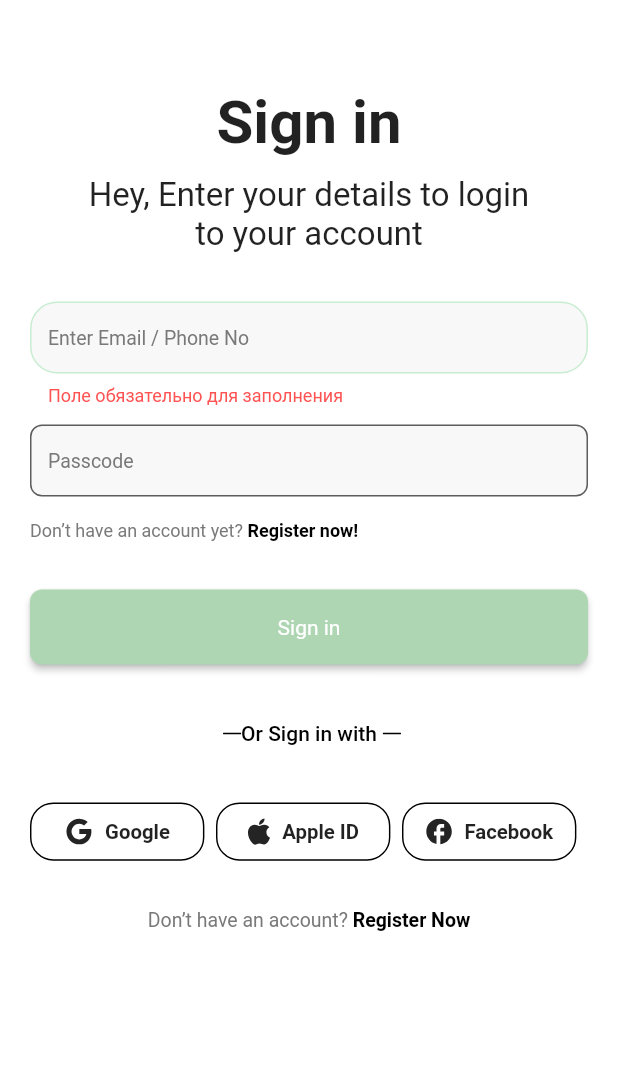
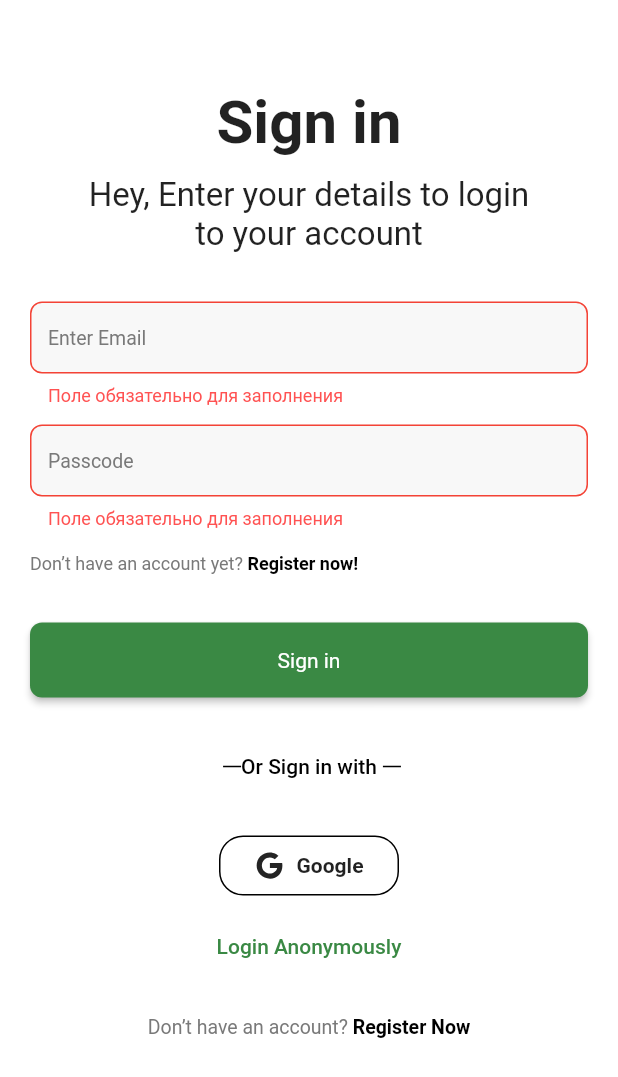
Before and after one commit to jumashovnursultan/ads_mob_app, a Flutter app: the screen it shows after launch, after a tap on "Sign in", on a phone screen of 412 x 824 dp. Shown: the top 1077 px of the screen. Run offline on Flutter 3.47's test engine with Material 2 defaults, Android fonts, the phone set to English and light mode, and no system bars; our stand-ins replace firebase_auth, firebase_core, flutter_bloc, flutter_hooks, flutter_screenutil, flutter_svg and 4 more; accounts and stored records are empty; generated files the repository leaves out were written again.

Commit message:
login firebase

```diff
--- a/lib/core/theme.dart
+++ b/lib/core/theme.dart
@@ -56,7 +56,7 @@ class AppTheme {
           ..greyLightColor = const Color.fromRGBO(248, 248, 248, 1)
           ..softBlackColor = const Color.fromRGBO(36, 36, 36, 0.64)
           ..greySoftColor = const Color.fromRGBO(245, 245, 245, 1)
-          ..primaryColor = const Color(0xFFAED6B3)
+          ..primaryColor = const Color.fromARGB(255, 58, 137, 68)
           ..onPrimaryColor = const Color(0xFFFFFFFF)
           ..primaryTintColor = const Color(0x3053B175)
           ..accentColor = const Color(0xFFD0103F)
@@ -161,7 +161,7 @@ class AppTheme {
           filled: true,
           errorStyle: const TextStyle(fontSize: 12, color: Colors.redAccent),
           border: OutlineInputBorder(
-          borderRadius: BorderRadius.circular(18),
+            borderRadius: BorderRadius.circular(8),
             borderSide: BorderSide(color: greyColor),
           ),
           enabledBorder: OutlineInputBorder(
@@ -172,7 +172,10 @@ class AppTheme {
             borderRadius: BorderRadius.circular(8),
             borderSide: const BorderSide(color: Color(0xFF5D5D5D)),
           ),
-      ),
+          errorBorder: OutlineInputBorder(
+            borderRadius: BorderRadius.circular(8),
+            borderSide: const BorderSide(color: Colors.red),
+          )),
       // buttonColor: primaryColor,
       primaryColor: primaryColor,
       // highlightColor: shift(Colors.grey.shade400, .1),
--- a/lib/features/auth/auth_page.dart
+++ b/lib/features/auth/auth_page.dart
@@ -15,7 +15,7 @@ class AuthPage extends StatelessWidget {
         if (snapshot.hasData) {
           return const HomePage();
         } else {
-          return SignInPage();
+          return const SignInPage();
         }
       },
     );
--- a/lib/features/auth/sign_in/logic/sign_in_cubit.dart
+++ b/lib/features/auth/sign_in/logic/sign_in_cubit.dart
@@ -7,34 +7,35 @@ part 'sign_in_cubit.freezed.dart';
 enum SignInStatus {
   idle,
   error,
-  success,
-  userNotFound,
   loading;
 
-  bool get isSuccess => this == success;
   bool get isError => this == error;
   bool get isLoading => this == loading;
   bool get isIdle => this == idle;
-  bool get isNotFound => this == userNotFound;
 }
 
 class SignInCubit extends Cubit<SignInState> {
   SignInCubit() : super(const SignInState());
 
   void signIn(String email, String password) async {
+    emit(state.copyWith(status: SignInStatus.loading));
     try {
-      UserCredential userCredential =
-          await FirebaseAuth.instance.signInWithEmailAndPassword(
+      await FirebaseAuth.instance.signInWithEmailAndPassword(
         email: email,
         password: password,
       );
     } on FirebaseAuthException catch (e) {
+      emit(state.copyWith(status: SignInStatus.error));
       if (e.code == 'user-not-found') {
-        print('No user found for that email.');
+        emit(state.copyWith(error: 'user-not-found'));
       } else if (e.code == 'wrong-password') {
-        print('Wrong password provided for that user.');
+        emit(state.copyWith(error: 'wrong-password'));
       }
     }
+  }
+
+  void signInAnonymously() async {
+    await FirebaseAuth.instance.signInAnonymously();
   }
 }
 
@@ -42,5 +43,6 @@ class SignInCubit extends Cubit<SignInState> {
 class SignInState with _$SignInState {
   const factory SignInState({
     @Default(SignInStatus.idle) final SignInStatus status,
+    final String? error,
   }) = _SignInState;
 }
--- a/lib/features/auth/sign_in/sign_in_page.dart
+++ b/lib/features/auth/sign_in/sign_in_page.dart
@@ -1,3 +1,5 @@
+import 'dart:io';
+
 import 'package:ads_mobile_app/features/auth/sign_in/logic/sign_in_cubit.dart';
 import 'package:ads_mobile_app/features/auth/sign_in/widgets/custom_divider.dart';
 import 'package:ads_mobile_app/features/auth/sign_in/widgets/login_via_social_network.dart';
@@ -48,7 +50,10 @@ class SignInPage extends HookConsumerWidget {
                     ),
                   ),
                   const Gap(32),
-                  TextFormField(
+                  BlocBuilder<SignInCubit, SignInState>(
+                    builder: (context, state) {
+                      return TextFormField(
+                        controller: emailController,
                         validator: (input) {
                           if (input == null || input.isEmpty) {
                             return AppLocalizations.of(context)!.requiredField;
@@ -56,13 +61,52 @@ class SignInPage extends HookConsumerWidget {
 
                           return null;
                         },
-                    decoration: const InputDecoration(
-                        hintText: 'Enter Email / Phone No'),
+                        decoration: InputDecoration(
+                          hintText: 'Enter Email',
+                          errorBorder:
+                              state.error == 'No user found for that email.'
+                                  ? OutlineInputBorder(
+                                      borderRadius: BorderRadius.circular(8),
+                                      borderSide:
+                                          const BorderSide(color: Colors.red),
+                                    )
+                                  : null,
+                          errorText:
+                              state.error == 'No user found for that email.'
+                                  ? 'No user found for that email.'
+                                  : null,
+                        ),
+                      );
+                    },
                   ),
                   const Gap(12),
-                  TextFormField(
+                  BlocBuilder<SignInCubit, SignInState>(
+                    builder: (context, state) {
+                      return TextFormField(
+                        validator: (input) {
+                          if (input == null || input.isEmpty) {
+                            return AppLocalizations.of(context)!.requiredField;
+                          }
+
+                          return null;
+                        },
                         controller: passwordController,
-                    decoration: const InputDecoration(hintText: 'Passcode'),
+                        decoration: InputDecoration(
+                          hintText: 'Passcode',
+                          errorBorder: state.error ==
+                                  'Wrong password provided for that user.'
+                              ? OutlineInputBorder(
+                                  borderRadius: BorderRadius.circular(8),
+                                  borderSide:
+                                      const BorderSide(color: Colors.red),
+                                )
+                              : null,
+                          errorText: state.error == 'wrong-password'
+                              ? 'Wrong password provided for that user.'
+                              : null,
+                        ),
+                      );
+                    },
                   ),
                   const Gap(16),
                   Align(
@@ -92,10 +136,13 @@ class SignInPage extends HookConsumerWidget {
                         onPressed: () {
                           final isValid = formKey.currentState!.validate();
                           if (!isValid) return;
+                          // signIn(emailController.text, passwordController.text);
                           context.read<SignInCubit>().signIn(
                               emailController.text, passwordController.text);
                         },
-                        child: Text(AppLocalizations.of(context)!.signIn),
+                        child: state.status.isLoading
+                            ? const CircularProgressIndicator.adaptive()
+                            : Text(AppLocalizations.of(context)!.signIn),
                       );
                     },
                   ),
@@ -120,22 +167,26 @@ class SignInPage extends HookConsumerWidget {
                     child: Row(
                       children: [
                         CustomLoginViaSocialNetworkWidget(
+                          onTap: () {},
                           title: AppLocalizations.of(context)!.google,
                           icon: AppIcons.google_logo,
                         ),
+                        if (Platform.isIOS) ...[
                           const Gap(8),
                           CustomLoginViaSocialNetworkWidget(
+                            onTap: () {},
                             title: AppLocalizations.of(context)!.appleId,
                             icon: AppIcons.apple_logo,
                           ),
-                        const Gap(8),
-                        CustomLoginViaSocialNetworkWidget(
-                          title: AppLocalizations.of(context)!.facebook,
-                          icon: AppIcons.facebook_logo,
-                        ),
-                        const Gap(8),
+                        ],
                       ],
                     ),
+                  ),
+                  const SizedBox(height: 20),
+                  TextButton(
+                    onPressed: () =>
+                        context.read<SignInCubit>().signInAnonymously(),
+                    child: Text(AppLocalizations.of(context)!.loginAnonymously),
                   ),
                   const Gap(32),
                   Align(
--- a/lib/features/auth/sign_in/widgets/login_via_social_network.dart
+++ b/lib/features/auth/sign_in/widgets/login_via_social_network.dart
@@ -7,14 +7,18 @@ class CustomLoginViaSocialNetworkWidget extends StatelessWidget {
     super.key,
     required this.icon,
     required this.title,
+    required this.onTap,
   });
 
   final AppIcons icon;
   final String title;
+  final Function() onTap;
 
   @override
   Widget build(BuildContext context) {
-    return Container(
+    return InkWell(
+      onTap: () => onTap.call(),
+      child: Container(
         width: 120,
         height: 40,
         alignment: Alignment.center,
@@ -37,6 +41,7 @@ class CustomLoginViaSocialNetworkWidget extends StatelessWidget {
             )
           ],
         ),
+      ),
     );
   }
 }
--- /dev/null
+++ b/lib/features/auth/sign_up/sign_up_page.dart
@@ -0,0 +1,11 @@
+import 'package:flutter/material.dart';
+import 'package:hooks_riverpod/hooks_riverpod.dart';
+
+class SignUpPage extends HookConsumerWidget {
+  const SignUpPage({super.key});
+
+  @override
+  Widget build(BuildContext context, WidgetRef ref) {
+    return Container();
+  }
+}
--- a/lib/features/home/home_page.dart
+++ b/lib/features/home/home_page.dart
@@ -1,3 +1,4 @@
+import 'package:firebase_auth/firebase_auth.dart';
 import 'package:flutter/material.dart';
 
 class HomePage extends StatelessWidget {
@@ -7,6 +8,11 @@ class HomePage extends StatelessWidget {
   Widget build(BuildContext context) {
     return Scaffold(
       appBar: AppBar(),
+      body: TextButton(
+          onPressed: () {
+            FirebaseAuth.instance.signOut();
+          },
+          child: const Text('LogOut')),
     );
   }
 }
--- a/lib/l10n/app_en.arb
+++ b/lib/l10n/app_en.arb
@@ -7,6 +7,9 @@
   "orSignWith": "Or Sign in with",
   "requiredField": "Поле обязательно для заполнения",
   "writeTheCorrectEmailAddressOrPhoneNumber": "Напишите правильный адрес электронной почты или номер телефона",
+  "loginAnonymously":"Login Anonymously",
+
+
   "clickToAdd": "Кошуу үчүн {addVerbs} баскычын басыңыз",
   "@clickToAdd": {
     "description": "A message",
```
Also changed, not shown: lib/features/auth/sign_in/logic/sign_in_cubit.freezed.dart. Lines whose indentation alone changed are shown as unchanged.
